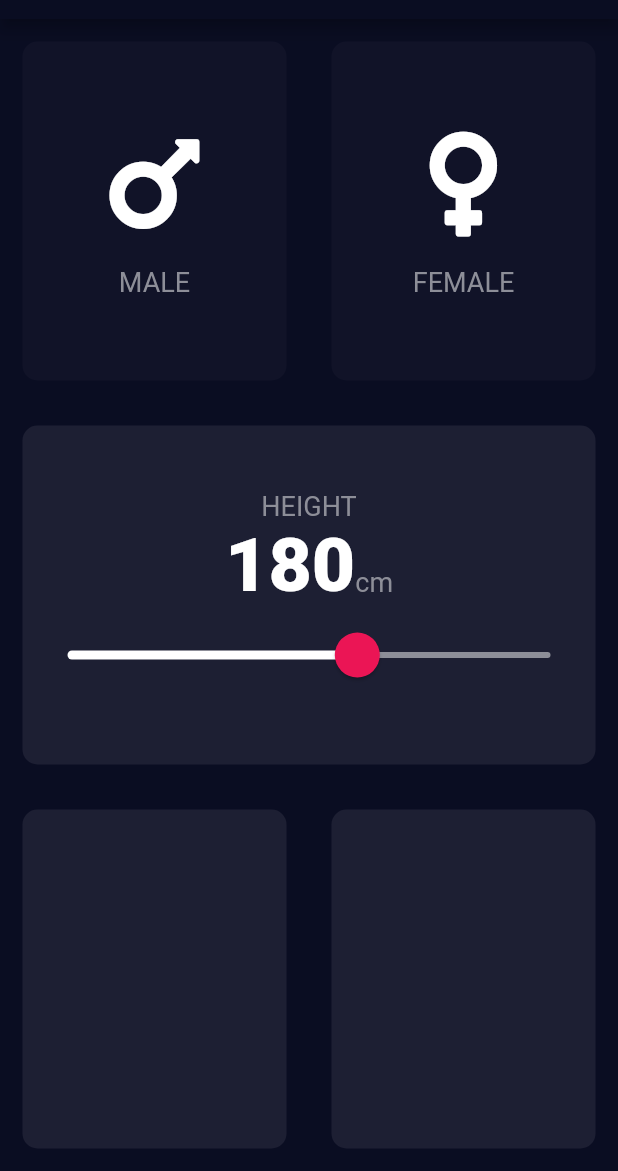
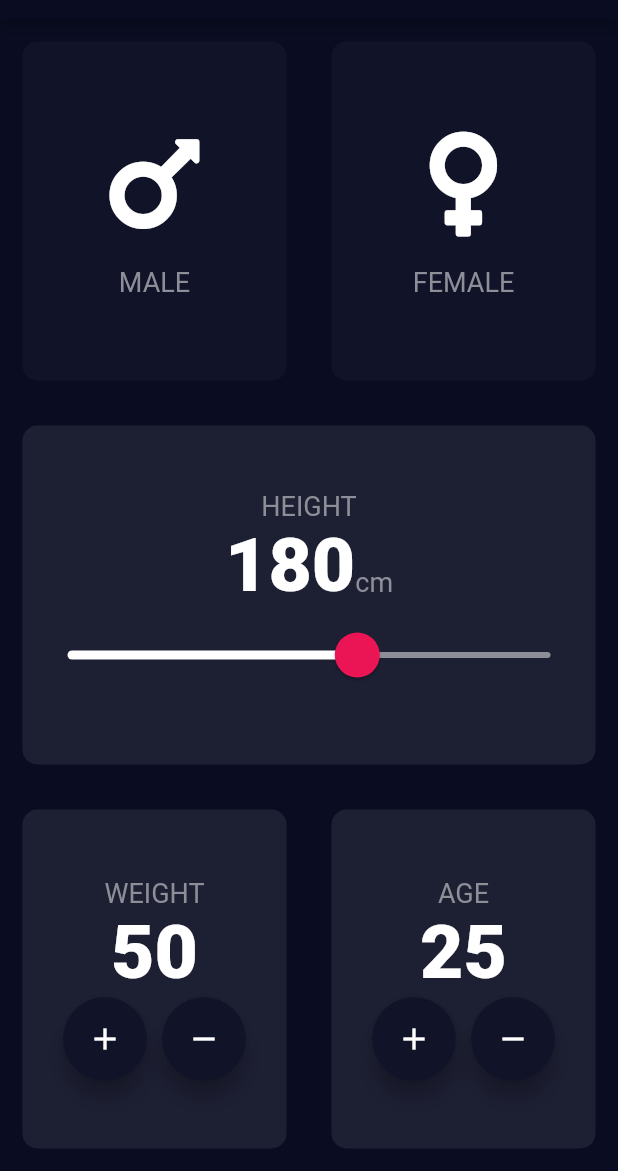
Before and after one commit to BrayanMamani/bmi_calculator, a Flutter app: the screen it shows after launch, on a phone screen of 412 x 824 dp, the part 65-1236 px from its top. Run offline on Flutter 3.47's test engine with Material 2 defaults, Android fonts, the phone set to English and light mode, and no system bars; our stand-ins replace font_awesome_flutter.

Commit message:
Design weight and age card

```diff
--- a/lib/input_page.dart
+++ b/lib/input_page.dart
@@ -123,11 +123,19 @@ class _InputPageState extends State<InputPage> {
                 Expanded(
                   child: ReusableCard(
                     colour: kActiveCardColour,
+                    cardChild: InformationContent(
+                      label: 'WEIGHT',
+                      number: 50,
+                    ),
                   ),
                 ),
                 Expanded(
                   child: ReusableCard(
                     colour: kActiveCardColour,
+                    cardChild: InformationContent(
+                      label: 'AGE',
+                      number: 25,
+                    ),
                   ),
                 ),
               ],
@@ -138,3 +146,50 @@ class _InputPageState extends State<InputPage> {
     );
   }
 }
+
+class InformationContent extends StatelessWidget {
+  InformationContent({@required this.label, @required this.number});
+
+  final String label;
+  final int number;
+
+  @override
+  Widget build(BuildContext context) {
+    return Column(
+      mainAxisAlignment: MainAxisAlignment.center,
+      children: <Widget>[
+        Text(
+          label,
+          style: kLabelTextStyle,
+        ),
+        Text(
+          number.toString(),
+          style: kNumberTextStyle,
+        ),
+        Row(
+          mainAxisAlignment: MainAxisAlignment.center,
+          children: <Widget>[
+            FloatingActionButton(
+              backgroundColor: kInactiveCardColour,
+              child: Icon(
+                Icons.add,
+                color: Colors.white,
+              ),
+              onPressed: () {},
+            ),
+            SizedBox(
+              width: 10.0,
+            ),
+            FloatingActionButton(
+              backgroundColor: kInactiveCardColour,
+              child: Icon(
+                Icons.remove,
+                color: Colors.white,
+              ),
+            ),
+          ],
+        ),
+      ],
+    );
+  }
+}
```
